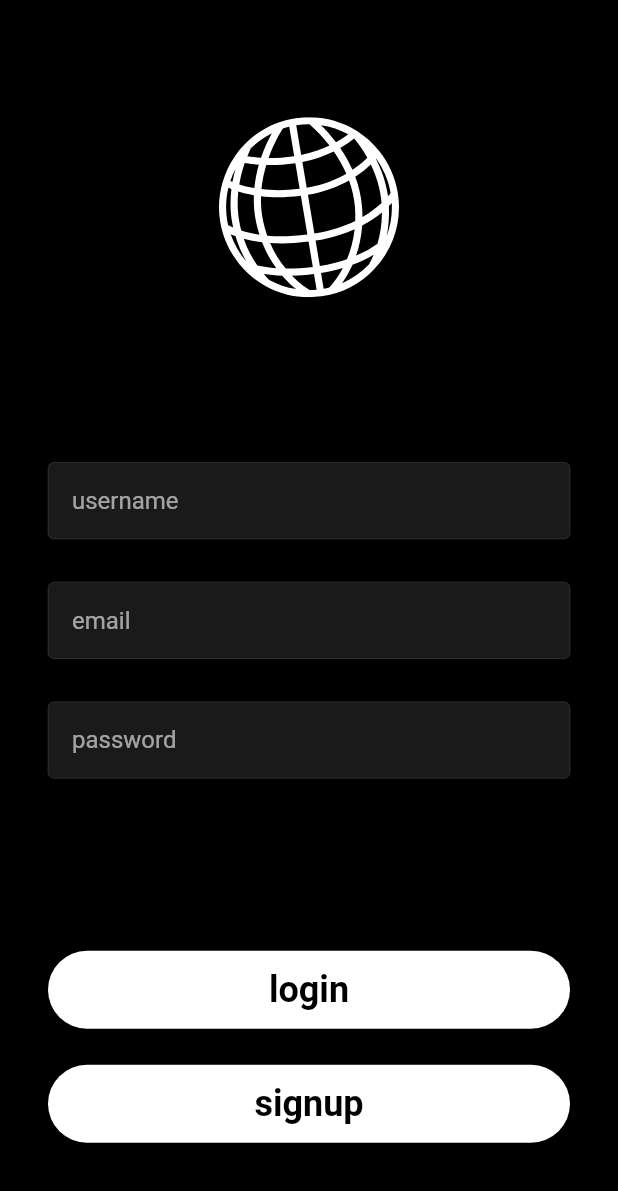
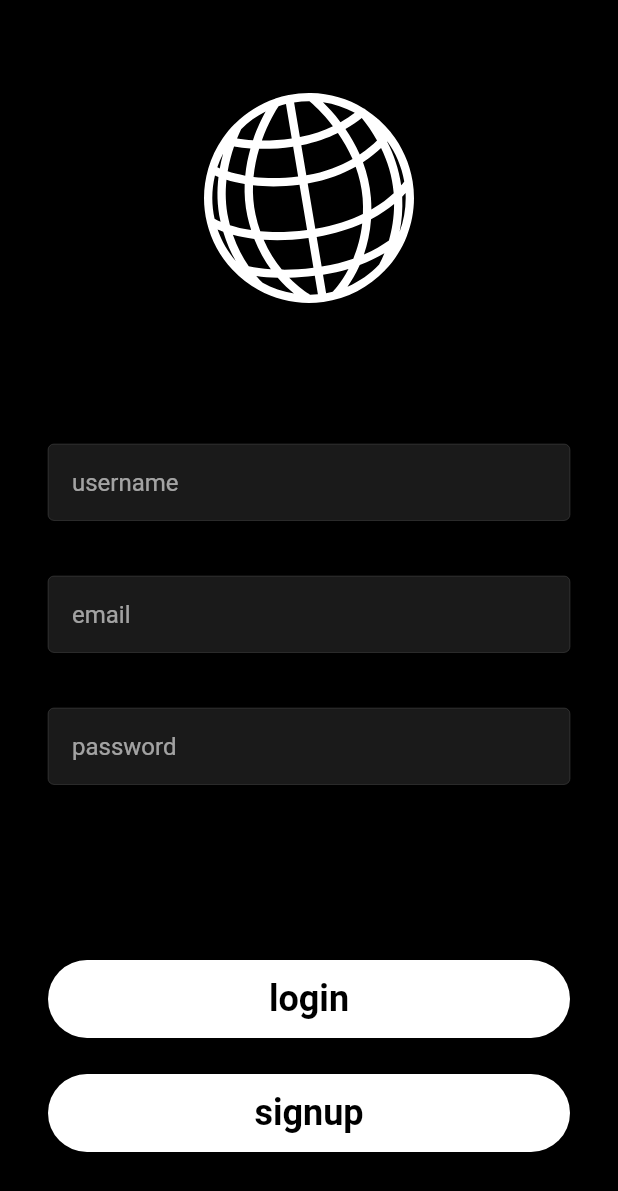
Before and after one commit to jumbyjumbo/flutter_firebase_app, a Flutter app: the screen it shows after launch, after a tap on "signup", on a phone screen of 412 x 824 dp. Shown: the top 1191 px of the screen. Run offline on Flutter 3.47's test engine with Material 2 defaults, Android fonts, the phone set to English and light mode, and no system bars; our stand-ins replace cloud_firestore, firebase_auth, firebase_core, flutter_svg; accounts and stored records are empty.

Commit message:
swag overload

```diff
--- a/lib/screens/login_screen.dart
+++ b/lib/screens/login_screen.dart
@@ -38,7 +38,6 @@ class _LoginScreenState extends State<LoginScreen> {
             children: [
               //logo
               const Expanded(
-                flex: 30,
                 child: Logo(),
               ),
 
@@ -90,7 +89,6 @@ class _LoginScreenState extends State<LoginScreen> {
               ),
               //inputs
               Expanded(
-                flex: 26,
                 child: Column(
                   mainAxisAlignment: MainAxisAlignment.center,
                   crossAxisAlignment: CrossAxisAlignment.center,
@@ -136,7 +134,6 @@ class _LoginScreenState extends State<LoginScreen> {
               ),
               //buttons
               Expanded(
-                flex: 30,
                 child: Column(
                   mainAxisAlignment: MainAxisAlignment.center,
                   crossAxisAlignment: CrossAxisAlignment.center,
--- a/lib/screens/signup_screen.dart
+++ b/lib/screens/signup_screen.dart
@@ -1,5 +1,5 @@
 import 'package:flutter/material.dart';
-import 'package:flutter_svg/svg.dart';
+import 'package:instagram_flutter/utils/logo.dart';
 import 'package:instagram_flutter/ressources/auth_methods.dart';
 import 'package:instagram_flutter/utils/colors.dart';
 import 'package:instagram_flutter/widgets/text_field_input.dart';
@@ -37,16 +37,8 @@ class _SignupScreenState extends State<SignupScreen> {
             crossAxisAlignment: CrossAxisAlignment.center,
             children: [
               //logo
-              Expanded(
-                flex: 30,
-                child: SvgPicture.asset(
-                  'assets/logo.svg',
-                  colorFilter: const ColorFilter.mode(
-                    primaryColor,
-                    BlendMode.srcIn,
-                  ),
-                  height: 120,
-                ),
+              const Expanded(
+                child: Logo(),
               ),
 
               //fast login with apple, google and facebook
@@ -97,7 +89,6 @@ class _SignupScreenState extends State<SignupScreen> {
               ),
               //inputs
               Expanded(
-                flex: 26,
                 child: Column(
                   mainAxisAlignment: MainAxisAlignment.center,
                   crossAxisAlignment: CrossAxisAlignment.center,
@@ -137,7 +128,6 @@ class _SignupScreenState extends State<SignupScreen> {
               ),
               //buttons
               Expanded(
-                flex: 30,
                 child: Column(
                   mainAxisAlignment: MainAxisAlignment.center,
                   crossAxisAlignment: CrossAxisAlignment.center,
--- a/lib/utils/logo.dart
+++ b/lib/utils/logo.dart
@@ -13,7 +13,7 @@ class Logo extends StatelessWidget {
         primaryColor,
         BlendMode.srcIn,
       ),
-      height: 120,
+      height: 140,
     );
   }
 }
```
